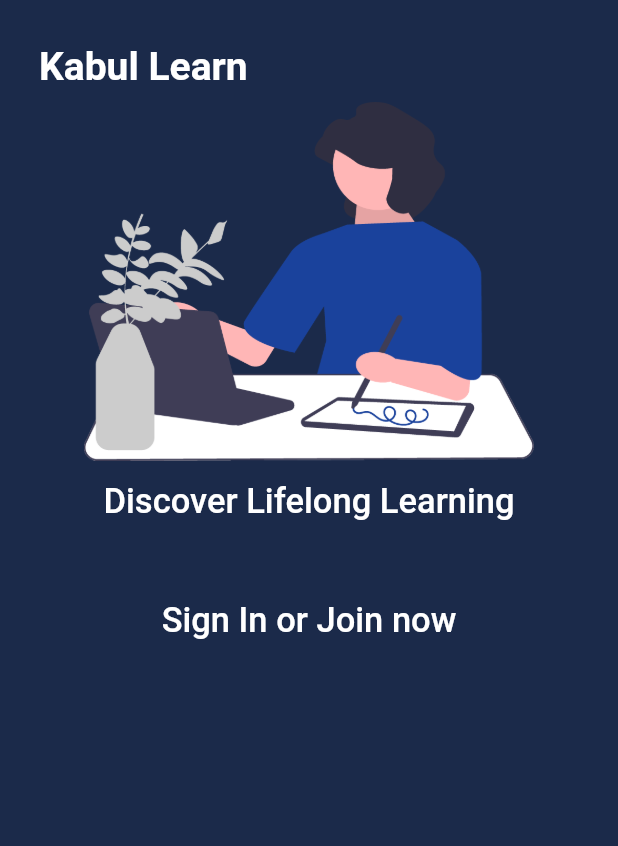
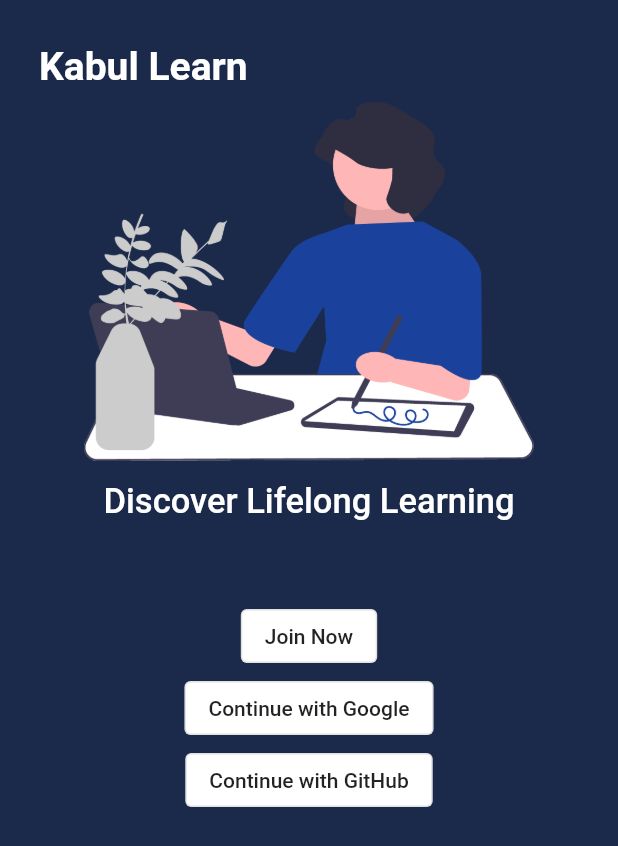
Before and after one commit to realstoman/flutter_login_register_ui, a Flutter app: the screen it shows after launch, on a phone screen of 412 x 824 dp. Shown: the top 846 px of the screen. Run offline on Flutter 3.47's test engine with Material 2 defaults, Android fonts, the phone set to English and light mode, and no system bars; Roboto replaces fonts that are missing (Arial).

Commit message:
Add home buttons

```diff
--- a/lib/widgets/app_home_buttons.dart
+++ b/lib/widgets/app_home_buttons.dart
@@ -1,4 +1,5 @@
 import 'package:flutter/material.dart';
+import 'package:flutter_login_register_ui/screens/register_screen.dart';
 
 class AppHomeButtons extends StatefulWidget {
   const AppHomeButtons({Key? key}) : super(key: key);
@@ -15,16 +16,43 @@ class _AppHomeButtonsState extends State<AppHomeButtons> {
       child: Container(
           alignment: Alignment.center,
           child: Column(
-            children: const <Widget>[
+            children: <Widget>[
               Padding(
-                padding: EdgeInsets.all(14.0),
-                child: Text('Sign In or Join now',
-                    style: TextStyle(
-                      color: Colors.white,
-                      fontFamily: 'Arial',
-                      fontWeight: FontWeight.w500,
-                      fontSize: 23,
-                    )),
+                padding: const EdgeInsets.all(14.0),
+                child: Column(
+                  children: <Widget>[
+                    OutlinedButton(
+                      style: OutlinedButton.styleFrom(
+                        backgroundColor: Colors.white,
+                        primary: Colors.black87,
+                      ),
+                      onPressed: () => Navigator.of(context).push(
+                          MaterialPageRoute(
+                              builder: (context) => const RegisterScreen())),
+                      child: const Text('Join Now'),
+                    ),
+                    OutlinedButton(
+                      style: OutlinedButton.styleFrom(
+                        backgroundColor: Colors.white,
+                        primary: Colors.black87,
+                      ),
+                      onPressed: () => Navigator.of(context).push(
+                          MaterialPageRoute(
+                              builder: (context) => const RegisterScreen())),
+                      child: const Text('Continue with Google'),
+                    ),
+                    OutlinedButton(
+                      style: OutlinedButton.styleFrom(
+                        backgroundColor: Colors.white,
+                        primary: Colors.black87,
+                      ),
+                      onPressed: () => Navigator.of(context).push(
+                          MaterialPageRoute(
+                              builder: (context) => const RegisterScreen())),
+                      child: const Text('Continue with GitHub'),
+                    ),
+                  ],
+                ),
               ),
             ],
           )),
```
